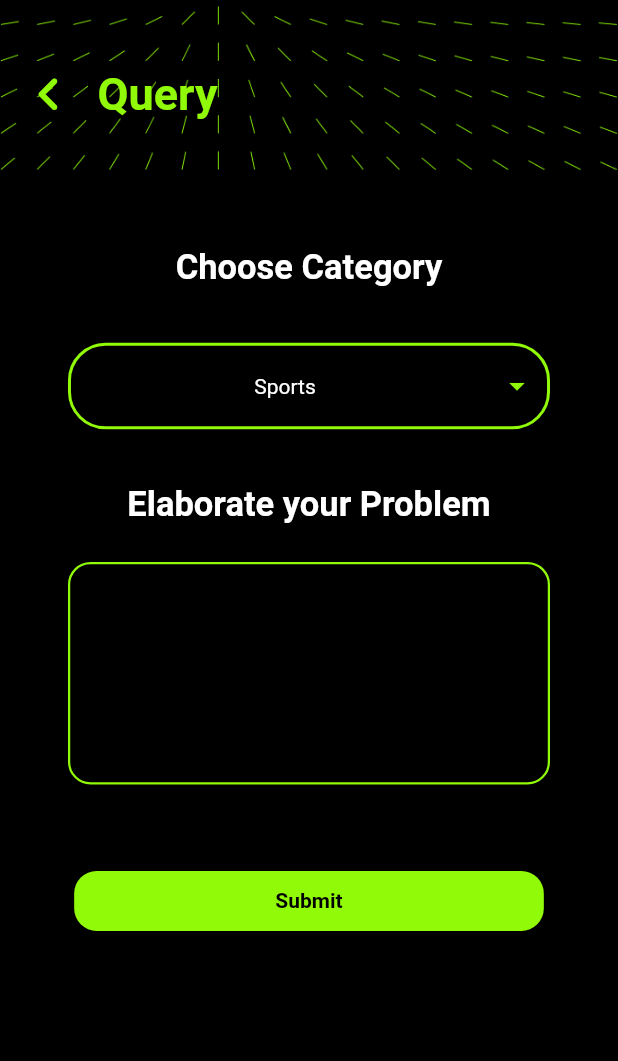
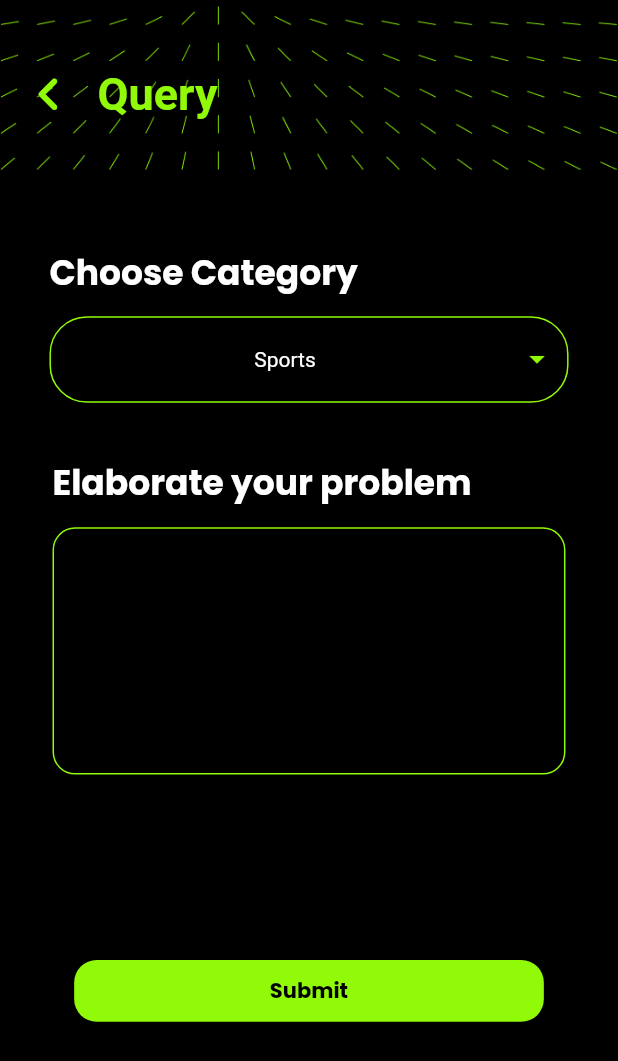
Before and after one commit to surge-snu/surge-2023-app, a Flutter app: the Query screen opened directly, on a phone screen of 412 x 824 dp. Shown: the top 1061 px of the screen. Run offline on Flutter 3.47's test engine with Material 2 defaults, Android fonts, the light colour scheme and no system bars; our stand-ins replace cloud_firestore, dropdown_button2, firebase_auth, firebase_core, flutter_otp_text_field, fluttertoast and 6 more; accounts and stored records are empty.

Commit message:
Query Page+illustration

```diff
--- a/lib/Auth/login.dart
+++ b/lib/Auth/login.dart
@@ -217,7 +217,7 @@ class _LoginScreenState extends State<LoginScreen> {
                             fillColor: AppColors.primaryColor,
                             filled: true,
                             hintStyle: TextStyle(color: Color(0xB310100E)),
-                            hintText: 'password',
+                            hintText: 'Password',
                             border: OutlineInputBorder(
                                 borderRadius: BorderRadius.circular(25),
                                 borderSide: BorderSide.none),
@@ -352,6 +352,15 @@ class _LoginScreenState extends State<LoginScreen> {
                             ),
                           ),
                           Positioned(
+                            top: height * 0.31,
+                            child: Image.asset(
+                              'assets/appbarback.png',
+                              width: width,
+                              height: height * .2,
+                              fit: BoxFit.cover,
+                            ),
+                          ),
+                          Positioned(
                             top: height * .015,
                             left: width * 0.07,
                             child: Image.asset(
--- a/lib/Queries/Query.dart
+++ b/lib/Queries/Query.dart
@@ -3,6 +3,7 @@ import 'package:dropdown_button2/dropdown_button2.dart';
 import 'package:firebase_auth/firebase_auth.dart';
 import 'package:flutter/material.dart';
 import 'package:fluttertoast/fluttertoast.dart';
+import 'package:google_fonts/google_fonts.dart';
 import 'package:surge_2023_app/Global%20Variables/Constants.dart';
 import 'package:surge_2023_app/Utils/CustomAppbar.dart';
 
@@ -22,13 +23,14 @@ class _QueryState extends State<Query> {
   String? uid;
   final TextEditingController _descriptionController = TextEditingController();
   bool open = false;
-  late FToast  flutterToast;
+  late FToast flutterToast;
   void initState() {
     super.initState();
-    flutterToast= FToast();
+    flutterToast = FToast();
     // if you want to use context from globally instead of content we need to pass navigatorKey.currentContext!
     flutterToast.init(context);
   }
+
   _showToast(String s) {
     Widget toast = Container(
       padding: const EdgeInsets.symmetric(horizontal: 24.0, vertical: 12.0),
@@ -36,7 +38,7 @@ class _QueryState extends State<Query> {
         borderRadius: BorderRadius.circular(25.0),
         color: Colors.greenAccent,
       ),
-      child:Row(
+      child: Row(
         children: [
           Icon(Icons.done),
           SizedBox(width: 6.0),
@@ -57,9 +59,7 @@ class _QueryState extends State<Query> {
           ),
         ],
       ),
-
     );
-
 
     flutterToast.showToast(
       child: toast,
@@ -79,8 +79,8 @@ class _QueryState extends State<Query> {
           );
         });
   }
+
   FirebaseAuth _auth = FirebaseAuth.instance;
-
 
   // getting current user info
 
@@ -92,50 +92,54 @@ class _QueryState extends State<Query> {
       print("UID: $uid");
       print("Email: $email");
     } else {
-      email="";
-      uid="";
+      email = "";
+      uid = "";
       print("User is not logged in.");
     }
   }
 
   void _addQuery() {
-
     setState(() {
-      loading= true;
+      loading = true;
     });
     getUserInfo();
     String category = selectedValue;
     String description = _descriptionController.text;
-if(uid!=""&&email!="") {
+    if (uid != "" && email != "") {
       if (category.isNotEmpty && description.isNotEmpty) {
         _firestore.collection('Queries').doc(uid).set({
-      'email':email,
+          'email': email,
           'category': category,
           'description': description,
         });
 
-
         _descriptionController.clear();
-    _showToast("Your Query Has Been Submitted. We will get back to you soon.");
+        _showToast(
+            "Your Query Has Been Submitted. We will get back to you soon.");
       }
-}else{
+    } else {
       _showToast("Please Login to Submit Your Query");
     }
     setState(() {
-      loading= false;
+      loading = false;
     });
   }
 
   @override
   Widget build(BuildContext context) {
+    double width = MediaQuery.of(context).size.width;
+    double height = MediaQuery.of(context).size.height;
     return Scaffold(
       backgroundColor: Colors.black,
       appBar: PreferredSize(
-        child: CustomAppBar(heading: "Query"),
-        preferredSize: Size(MediaQuery.sizeOf(context).width,MediaQuery.sizeOf(context).height*0.15),
-
+        child: CustomAppBar(
+          heading: "Query",
         ),
-        body: loading?Center(
+        preferredSize: Size(MediaQuery.sizeOf(context).width,
+            MediaQuery.sizeOf(context).height * 0.15),
+      ),
+      body: loading
+          ? Center(
               child: Container(
                 padding: EdgeInsets.only(
                     top: MediaQuery.of(context).size.height * 0.1),
@@ -143,32 +147,43 @@ if(uid!=""&&email!="") {
                   color: AppColors.primaryColor,
                 ),
               ),
-        ):SingleChildScrollView(
+            )
+          : SingleChildScrollView(
               physics: NeverScrollableScrollPhysics(),
-          child: Center(
-
               child: Container(
-                height: MediaQuery.sizeOf(context).height*0.78,
+                  height: MediaQuery.sizeOf(context).height * 0.78,
                   color: Colors.black,
                   child: Column(
+                    // crossAxisAlignment: CrossAxisAlignment.center,
+                    children: [
+                      SizedBox(
+                        height: MediaQuery.sizeOf(context).height * 0.05,
+                      ),
+                      Row(
+                        mainAxisAlignment: MainAxisAlignment.start,
+                        children: [
+                          SizedBox(width: width * .08),
+                          Text(
+                            'Choose Category',
+                            style: GoogleFonts.poppins(
+                              color: Colors.white,
+                              fontWeight: FontWeight.w700,
+                              fontSize: 23,
+                            ),
+                          ),
+                        ],
+                      ),
 
-              crossAxisAlignment: CrossAxisAlignment.center,
-
-              children: [
-                SizedBox(height: MediaQuery.sizeOf(context).height*0.05,),
-                Text('Choose Category',style: TextStyle(color: Colors.white,fontWeight: FontWeight.w700,fontSize: 23),),
-                SizedBox(height: MediaQuery.sizeOf(context).height*0.03,),
                       // Category DropDown
                       Padding(
-                  padding:  EdgeInsets.only(left: MediaQuery.sizeOf(context).width*0.11,right: MediaQuery.sizeOf(context).width*0.11),
+                        padding: EdgeInsets.only(
+                          left: MediaQuery.sizeOf(context).width * 0.08,
+                          right: MediaQuery.sizeOf(context).width * 0.08,
+                        ),
                         child: DropdownButtonFormField2<String>(
-
                           isExpanded: true,
-
-                    decoration: InputDecoration(
-
+                          decoration: const InputDecoration(
                             iconColor: AppColors.primaryColor,
-
 
                             // Add Horizontal padding using menuItemStyleData.padding so it matches
                             // the menu padding when button's width is not specified.
@@ -178,25 +193,21 @@ if(uid!=""&&email!="") {
                           ),
                           hint: Text(
                             selectedValue,
-                      style: TextStyle(color:Colors.white,fontSize: 14),
+                            style: TextStyle(color: Colors.white, fontSize: 14),
                           ),
-value:selectedValue,
+                          value: selectedValue,
                           items: items
                               .map((item) => DropdownMenuItem<String>(
-
                                     value: item,
                                     child: Center(
                                       child: Text(
                                         item,
                                         style: const TextStyle(
-                            fontSize: 14,
-                            color: Colors.white
-                          ),
+                                            fontSize: 14, color: Colors.white),
                                       ),
                                     ),
                                   ))
                               .toList(),
-
                           onChanged: (value) {
                             //Do something when selected item is changed.
                             selectedValue = value.toString();
@@ -206,92 +217,118 @@ value:selectedValue,
                           },
                           buttonStyleData: ButtonStyleData(
                             //width: MediaQuery.sizeOf(context).width,
-                      height: MediaQuery.sizeOf(context).height*0.07,
+                            height: MediaQuery.sizeOf(context).height * 0.07,
                             decoration: BoxDecoration(
-
                               borderRadius: BorderRadius.circular(25),
                               border: Border.all(
-                         color: AppColors.primaryColor, // Replace with your desired color
-                         width: 2,
+                                color: AppColors
+                                    .primaryColor, // Replace with your desired color
+                                width: 1,
                               ),
                             ),
                             padding: EdgeInsets.only(right: 8),
                           ),
                           dropdownStyleData: DropdownStyleData(
-  decoration: BoxDecoration(
-    color: Colors.black
-  )
-),
+                              decoration: BoxDecoration(color: Colors.black)),
                           iconStyleData: const IconStyleData(
-                      icon: Icon(
-                        Icons.arrow_drop_down,
-                        color: AppColors.primaryColor
-                      ),
+                            icon: Icon(Icons.arrow_drop_down,
+                                color: AppColors.primaryColor),
                             iconSize: 24,
                           ),
-
-                    menuItemStyleData:  MenuItemStyleData(
+                          menuItemStyleData: MenuItemStyleData(
                               padding: EdgeInsets.symmetric(horizontal: 16),
-                     overlayColor:  MaterialStateProperty.all(Colors.black)
+                              overlayColor:
+                                  MaterialStateProperty.all(Colors.black)),
                         ),
                       ),
+                      SizedBox(
+                        height: MediaQuery.sizeOf(context).height * 0.03,
                       ),
-                SizedBox(height: MediaQuery.sizeOf(context).height*0.03,),
-                Text('Elaborate your Problem',style: TextStyle(color: Colors.white,fontWeight: FontWeight.w700,fontSize: 23),),
-                SizedBox(height: MediaQuery.sizeOf(context).height*0.03,),
+                      Row(
+                        mainAxisAlignment: MainAxisAlignment.start,
+                        children: [
+                          SizedBox(
+                            width: width * .085,
+                          ),
+                          Text(
+                            'Elaborate your problem',
+                            style: GoogleFonts.poppins(
+                              color: Colors.white,
+                              fontWeight: FontWeight.w700,
+                              fontSize: 23,
+                            ),
+                          ),
+                        ],
+                      ),
+                      SizedBox(
+                        height: MediaQuery.sizeOf(context).height * 0.015,
+                      ),
 
                       // Description text Field
                       Center(
                         child: Container(
-                      height: MediaQuery.sizeOf(context).height*0.18,
-                      width:MediaQuery.sizeOf(context).width*0.78 ,
+                          height: MediaQuery.sizeOf(context).height * 0.2,
+                          width: MediaQuery.sizeOf(context).width * 0.83,
                           decoration: BoxDecoration(
                               borderRadius: BorderRadius.circular(15),
                               border: Border.all(
-                          color: AppColors.primaryColor,
-                          width:1.5
-                        )
-                      ),
+                                  color: AppColors.primaryColor, width: 1)),
                           child: Padding(
-                        padding: EdgeInsets.all(8.0), // Add desired padding
+                            padding: EdgeInsets.only(
+                              left: MediaQuery.sizeOf(context).width * 0.04,
+                              right: MediaQuery.sizeOf(context).width * 0.08,
+                            ), // Add desired padding
                             child: TextField(
                               controller: _descriptionController,
-                          style: TextStyle(color: Colors.white, fontSize: 14, fontWeight: FontWeight.w400),
+                              style: const TextStyle(
+                                  color: Colors.white,
+                                  fontSize: 14,
+                                  fontWeight: FontWeight.w400),
                               maxLines: null,
-                          decoration: InputDecoration(
-                            enabledBorder: InputBorder.none, // Remove underline
-                            focusedBorder: InputBorder.none, // Remove underline when focused
-                            errorBorder: InputBorder.none, // Remove underline on error
+                              decoration: const InputDecoration(
+                                enabledBorder:
+                                    InputBorder.none, // Remove underline
+                                focusedBorder: InputBorder
+                                    .none, // Remove underline when focused
+                                errorBorder: InputBorder
+                                    .none, // Remove underline on error
                                 disabledBorder: InputBorder.none,
-                            contentPadding: EdgeInsets.zero, // Set contentPadding to zero
+                                contentPadding: EdgeInsets
+                                    .zero, // Set contentPadding to zero
                                 hintText: "Describe your issue",
                               ),
                             ),
                           ),
                         ),
                       ),
-                SizedBox(height: MediaQuery.sizeOf(context).height*0.07,),
+                      SizedBox(
+                        height: MediaQuery.sizeOf(context).height * 0.15,
+                      ),
 
                       // Submit Button
                       InkWell(
-                  onTap: (){
+                        onTap: () {
                           // manage change password on Tap
                           _addQuery();
                         },
                         child: Container(
-                    height: 40,
-                    width: MediaQuery.sizeOf(context).width*0.76,
+                          height: height * .05,
+                          width: MediaQuery.sizeOf(context).width * 0.76,
                           decoration: BoxDecoration(
                               color: AppColors.primaryColor,
-                        borderRadius: BorderRadius.circular(15)
-                    ),
-                    child: Center(child: Text('Submit',style: TextStyle(color: Colors.black,fontWeight: FontWeight.w700,fontSize: 14),)),
+                              borderRadius: BorderRadius.circular(15)),
+                          child: Center(
+                              child: Text(
+                            'Submit',
+                            style: GoogleFonts.poppins(
+                                color: Colors.black,
+                                fontWeight: FontWeight.w700,
+                                fontSize: 14),
+                          )),
                         ),
                       )
                     ],
-            )
-    ),
-          ),
+                  )),
             ),
     );
   }
```
Lines whose indentation alone changed are shown as unchanged.
